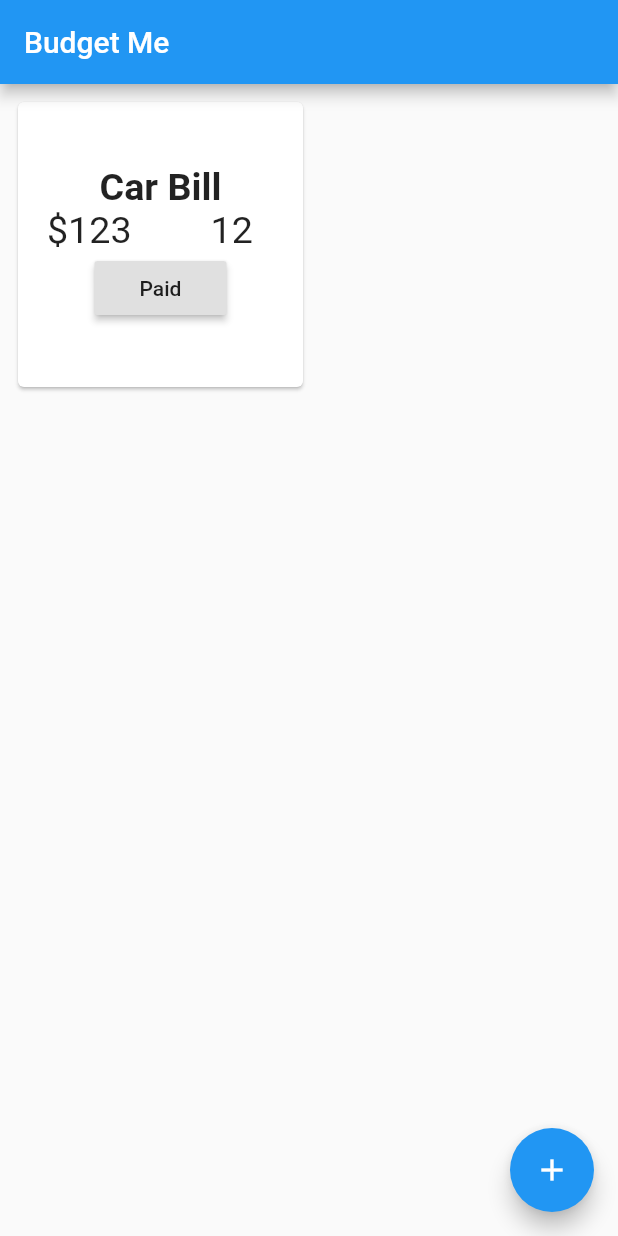
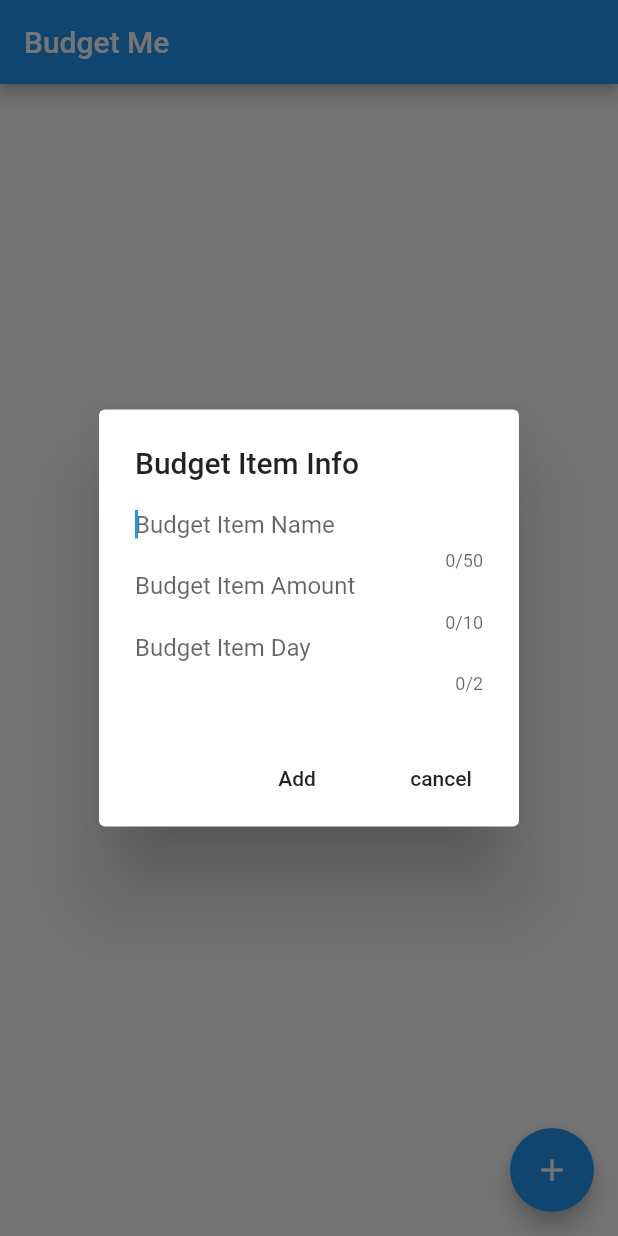
Before and after one commit to metjeanjunior/flutter-budget-me, a Flutter app: the screen it shows after launch, after a tap on the "add" icon, on a phone screen of 412 x 824 dp. Run offline on Flutter 3.47's test engine with Material 2 defaults, Android fonts, the phone set to English and light mode, and no system bars.

Commit message:
alertDialog now capped for size

```diff
--- a/lib/main.dart
+++ b/lib/main.dart
@@ -24,17 +24,17 @@ class BudgetScreenState extends State<BudgetScreen> {
     final List<BudgetItem> _budgetItems = <BudgetItem>[];
 
     void _newBudgetItem() {
-        BudgetItem budgetItem = new BudgetItem(
-            itemName: "Car Bill",
-            itemAmount: "\$123",
-            itemDueDay: "12",
-        );
+        // BudgetItem budgetItem = new BudgetItem(
+        //     itemName: "Car Bill",
+        //     itemAmount: "\$123",
+        //     itemDueDay: "12",
+        // );
 
-        setState(() {
-            _budgetItems.insert(0, budgetItem);
-        });
+        // setState(() {
+        //     _budgetItems.insert(0, budgetItem);
+        // });
 
-        return;
+        // return;
 
         final TextEditingController _nameTextController = new TextEditingController();
         final TextEditingController _amountTextController = new TextEditingController();
@@ -42,11 +42,12 @@ class BudgetScreenState extends State<BudgetScreen> {
 
         showDialog(
             context: context,
-            barrierDismissible: false,
+            // barrierDismissible: false,
             builder: (BuildContext context) {
                 return new AlertDialog(
                     title: new Text('Budget Item Info'),
-                    content: new Column(
+                    content: new SingleChildScrollView(
+                        child: new ListBody(
                             children: <Widget>[
                                 new TextField(
                                     autofocus: true,
@@ -67,6 +68,7 @@ class BudgetScreenState extends State<BudgetScreen> {
                                     decoration: new InputDecoration.collapsed(hintText: "Budget Item Day"),
                                 ),
                             ],
+                        )
                     ),
                     actions: <Widget>[
                         new FlatButton(
```
Lines whose indentation alone changed are shown as unchanged.
